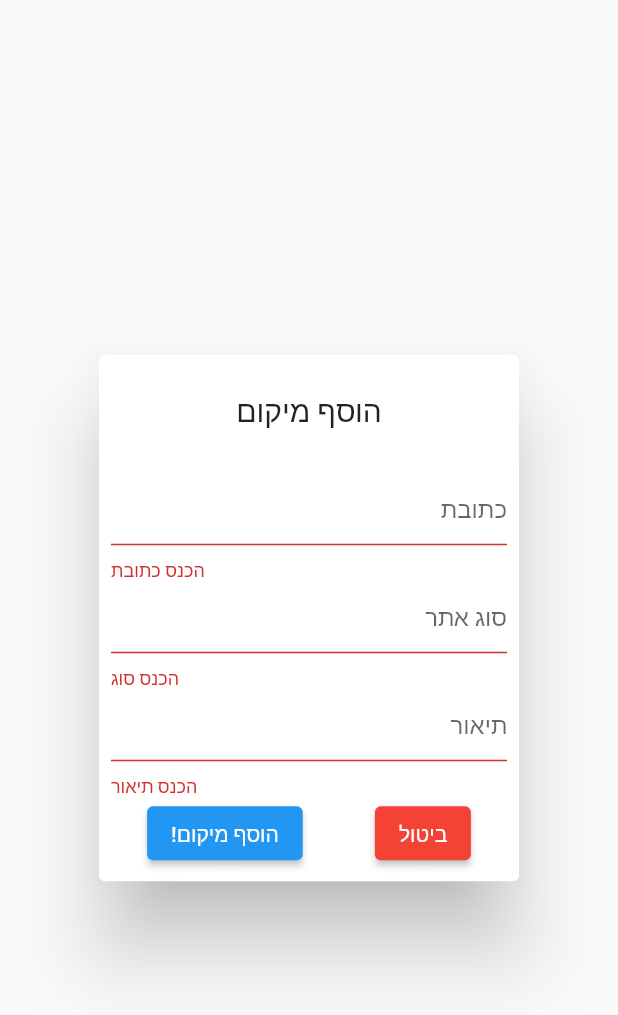
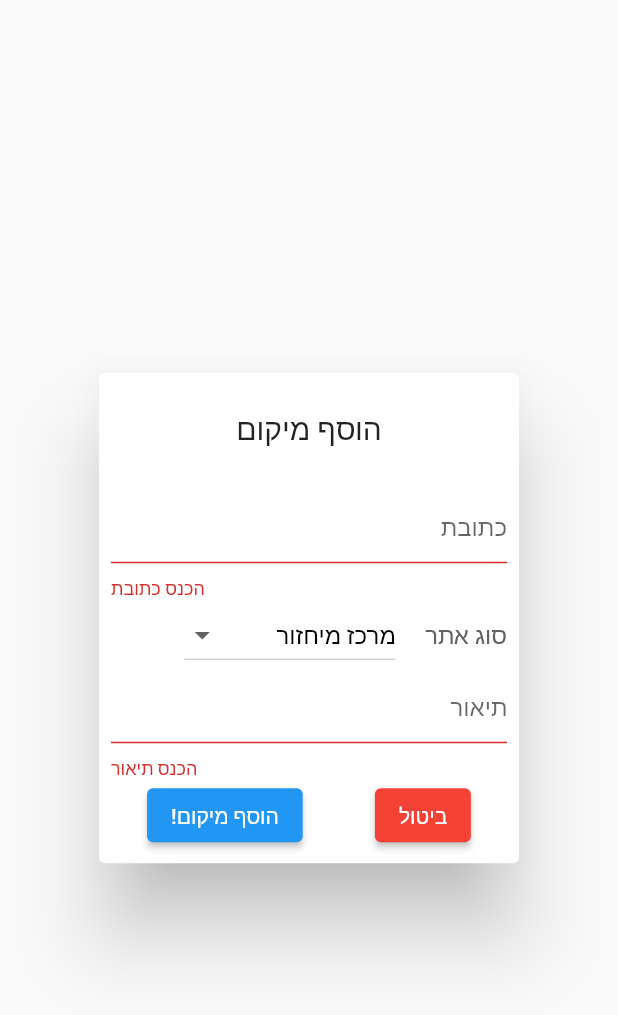
Before and after one commit to bowtiesarecool8/ecomap, a Flutter app: the AddPlace widget shown alone on an empty page, opened directly with empty values, after a tap on "הוסף מיקום!", on a phone screen of 412 x 824 dp. Shown: the top 1015 px of the screen. Run offline on Flutter 3.47's test engine with Material 2 defaults, Android fonts, the phone set to English and light mode, and no system bars; our stand-ins replace cloud_firestore, firebase_auth, firebase_core, flutter_map, font_awesome_flutter, google_sign_in and 1 more; accounts and stored records are empty.

Commit message:
choosing types and editing mode

```diff
--- a/lib/main.dart
+++ b/lib/main.dart
@@ -8,7 +8,7 @@ import './screens/auth_screen.dart';
 import './screens/home_screen.dart';
 
 import './providers/auth_provider.dart';
-import './providers/locations.dart';
+import './providers/locations_provider.dart';
 
 void main() async {
   WidgetsFlutterBinding.ensureInitialized();
--- a/lib/providers/locations.dart
+++ b/lib/providers/locations_provider.dart
@@ -11,10 +11,19 @@ class LocationsProvider extends ChangeNotifier {
   // ignore: prefer_final_fields
   List<Location> _locations = [];
   // ignore: prefer_final_fields
-  Map<String, Color> _typesToColors = {
-    'עיר': Colors.purple,
-    'מיחזור': Colors.green,
-    'בדיקה': Colors.blue,
+  static const Map<String, Color> _typesToColors = {
+    'מרכז מיחזור': Color.fromARGB(255, 23, 129, 26),
+    'ערך מורשת וטבע': Color.fromARGB(255, 96, 5, 112),
+    'קומפוסטר שיתופי': Color.fromARGB(255, 75, 21, 2),
+    'גינה קהילתית': Colors.red,
+    'ספסל מסירה': Color.fromARGB(255, 13, 91, 155),
+    'מקרר חברתי': Colors.cyan,
+    'השאלת כלים': Color.fromARGB(255, 228, 169, 6),
+    'עצי פרי': Color.fromARGB(255, 252, 93, 1),
+    'תיבת קינון': Colors.lightGreen,
+    'גינת כלבים': Color.fromARGB(255, 88, 69, 58),
+    'עסק סביבתי': Color.fromARGB(255, 121, 131, 37),
+    'מוקד קהילתי': Color.fromARGB(255, 196, 67, 110),
   };
 
   Future<void> fetchLocations() async {
@@ -31,9 +40,7 @@ class LocationsProvider extends ChangeNotifier {
                           document['latlng']['longitude']),
                       address: document['address'],
                       type: document['type'],
-                      color: !_typesToColors.keys.contains(document['type'])
-                          ? _typesToColors[document['type']] = Colors.black
-                          : _typesToColors[document['type']]!,
+                      color: _typesToColors[document['type']]!,
                       description: document['description'],
                     ),
                   ),
@@ -51,9 +58,6 @@ class LocationsProvider extends ChangeNotifier {
         'type': type,
         'description': description,
       });
-      if (!_typesToColors.keys.contains(type)) {
-        _typesToColors[type] = Colors.black;
-      }
       _locations.add(
         Location(
           id: doc.id,
--- a/lib/screens/home_screen.dart
+++ b/lib/screens/home_screen.dart
@@ -10,7 +10,7 @@ import 'package:latlong2/latlong.dart';
 
 import '../providers/auth_provider.dart';
 
-import '../providers/locations.dart';
+import '../providers/locations_provider.dart';
 
 import '../widgets/add_place.dart';
 
@@ -26,6 +26,7 @@ class _HomeScreenState extends State<HomeScreen> {
   LatLng pos = LatLng(31.92933, 34.79868);
   bool isFirstBuild = true;
   bool isLoading = false;
+  bool isEditing = false;
 
   @override
   Future<void> didChangeDependencies() async {
@@ -86,13 +87,18 @@ class _HomeScreenState extends State<HomeScreen> {
                       options: MapOptions(
                         center: LatLng(31.92933, 34.79868),
                         zoom: 15,
-                        onTap: (tapPosition, point) {
-                          showDialog(
-                            context: context,
-                            builder: (_) => AddPlace(
-                              latLng: point,
-                            ),
-                          );
+                        onTap: (tapPosition, point) async {
+                          if (isEditing) {
+                            await showDialog(
+                              context: context,
+                              builder: (_) => AddPlace(
+                                latLng: point,
+                              ),
+                            );
+                            setState(() {
+                              isEditing = false;
+                            });
+                          }
                         },
                       ),
                       children: [
@@ -110,6 +116,16 @@ class _HomeScreenState extends State<HomeScreen> {
                 ],
               ),
             ),
+      floatingActionButton: CircleAvatar(
+        child: IconButton(
+          icon: Icon(isEditing ? Icons.close : Icons.edit),
+          onPressed: () {
+            setState(() {
+              isEditing = !isEditing;
+            });
+          },
+        ),
+      ),
     );
   }
 }
--- a/lib/widgets/add_place.dart
+++ b/lib/widgets/add_place.dart
@@ -6,7 +6,7 @@ import 'package:provider/provider.dart';
 
 import 'package:latlong2/latlong.dart';
 
-import '../providers/locations.dart';
+import '../providers/locations_provider.dart';
 
 // ignore: must_be_immutable
 class AddPlace extends StatefulWidget {
@@ -20,8 +20,22 @@ class AddPlace extends StatefulWidget {
 class _AddPlaceState extends State<AddPlace> {
   final _formKey = GlobalKey<FormState>();
   String address = '';
-  String type = '';
+  String type = 'מרכז מיחזור';
   String description = '';
+  static const listOfTypes = [
+    'מרכז מיחזור',
+    'ערך מורשת וטבע',
+    'קומפוסטר שיתופי',
+    'גינה קהילתית',
+    'ספסל מסירה',
+    'מקרר חברתי',
+    'השאלת כלים',
+    'עצי פרי',
+    'תיבת קינון',
+    'גינת כלבים',
+    'עסק סביבתי',
+    'מוקד קהילתי',
+  ];
 
   void trySubmit() async {
     final isValidInput = _formKey.currentState!.validate();
@@ -48,7 +62,8 @@ class _AddPlaceState extends State<AddPlace> {
 
   @override
   Widget build(BuildContext context) {
-    return AlertDialog(
+    return SizedBox(
+      child: AlertDialog(
         title: const Center(
           child: Text('הוסף מיקום'),
         ),
@@ -78,24 +93,58 @@ class _AddPlaceState extends State<AddPlace> {
                     }
                   },
                 ),
-              TextFormField(
+                FormField(
                   key: const ValueKey('type'),
-                textAlign: TextAlign.right,
-                textCapitalization: TextCapitalization.none,
-                autocorrect: false,
-                enableSuggestions: true,
-                decoration: const InputDecoration(
-                  hintText: 'סוג אתר',
+                  builder: (FormFieldState fieldState) {
+                    return Directionality(
+                      textDirection: TextDirection.rtl,
+                      child: Row(
+                        children: [
+                          Text(
+                            'סוג אתר',
+                            style: TextStyle(
+                              color: Colors.grey[700],
+                              fontSize: 16,
                             ),
+                          ),
+                          const SizedBox(
+                            width: 20,
+                          ),
+                          DropdownButton<String>(
+                            dropdownColor: Theme.of(context).primaryColor,
+                            items: listOfTypes
+                                .map(
+                                  (String item) => DropdownMenuItem<String>(
+                                    value: item,
+                                    child: Center(
+                                      child: Text(
+                                        item,
+                                        style: const TextStyle(
+                                          color: Colors.black,
+                                        ),
+                                      ),
+                                    ),
+                                  ),
+                                )
+                                .toList(),
+                            value: type,
+                            onChanged: (value) => setState(() {
+                              type = value!;
+                            }),
+                          ),
+                        ],
+                      ),
+                    );
+                  },
                   validator: (value) {
-                  if (value == null || value.isEmpty) {
-                    return 'הכנס סוג';
+                    if (type.isEmpty || type == '') {
+                      return 'הכנס סוג אתר';
                     }
                     return null;
                   },
                   onSaved: (newValue) {
                     if (newValue != null) {
-                    type = newValue.trim();
+                      type = newValue.toString();
                     }
                   },
                 ),
@@ -149,6 +198,7 @@ class _AddPlaceState extends State<AddPlace> {
             ),
           ),
         ],
+      ),
     );
   }
 }
```
Lines whose indentation alone changed are shown as unchanged.
